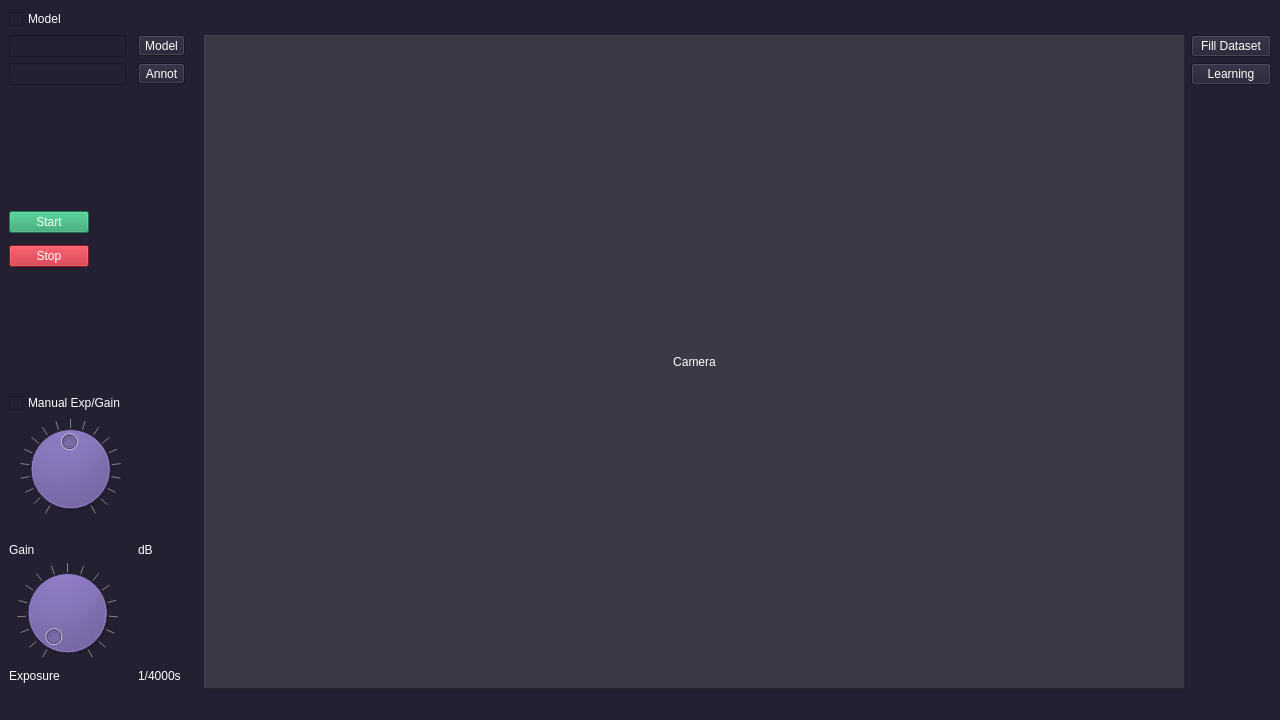
rajkane/ximea-project, file src/view/mainwindow.ui: the form before one commit.
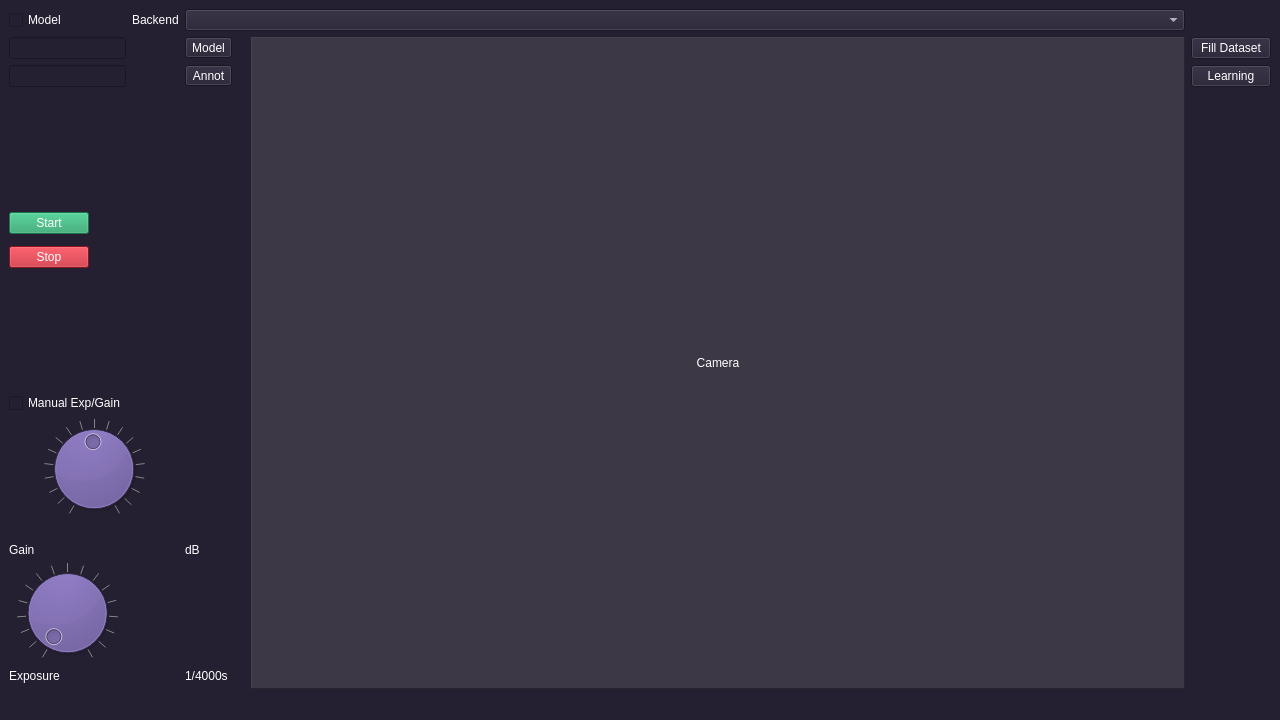
The form after the commit.

What changed in the file:
```diff
--- a/src/view/mainwindow.ui
+++ b/src/view/mainwindow.ui
@@ -255,6 +255,17 @@
         </property>
        </widget>
       </item>
+
+      <item row="0" column="1">
+       <widget class="QLabel" name="lbl_backend">
+        <property name="text">
+         <string>Backend</string>
+        </property>
+       </widget>
+      </item>
+      <item row="0" column="2" colspan="2">
+       <widget class="QComboBox" name="cb_backend"/>
+      </item>
       <item row="13" column="0">
        <widget class="QLabel" name="lbl_gain">
         <property name="text">
```
